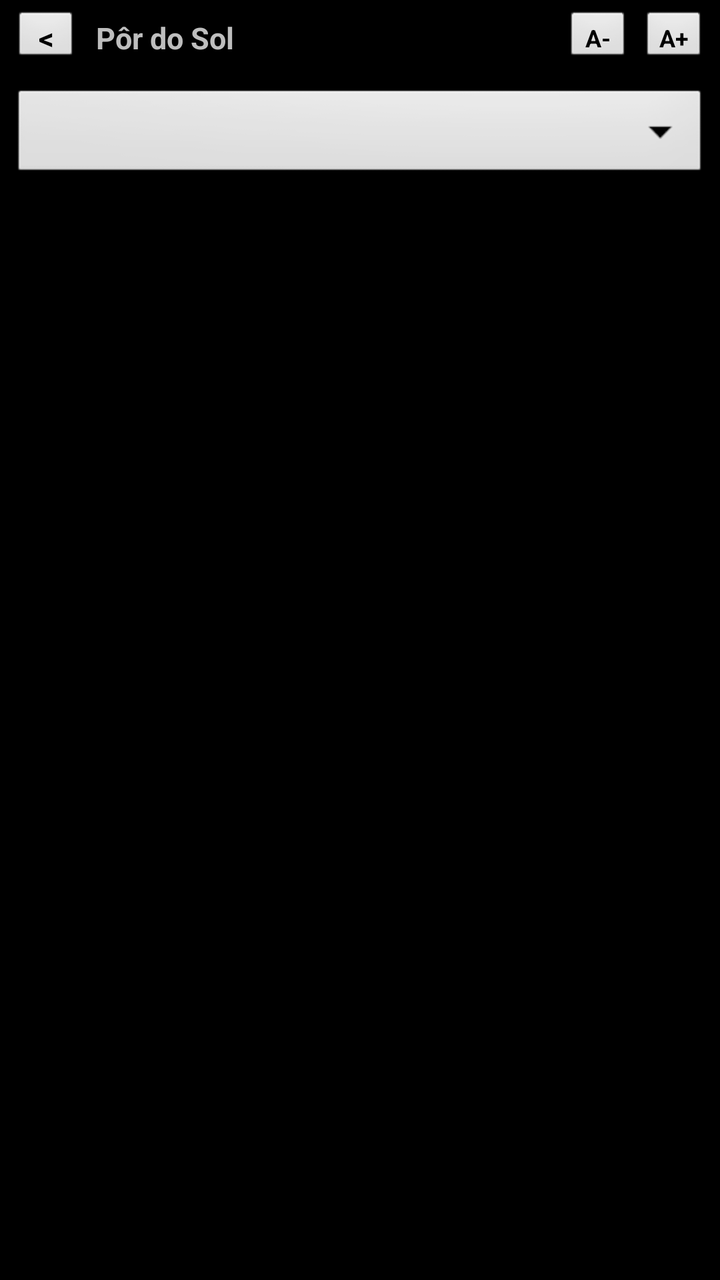
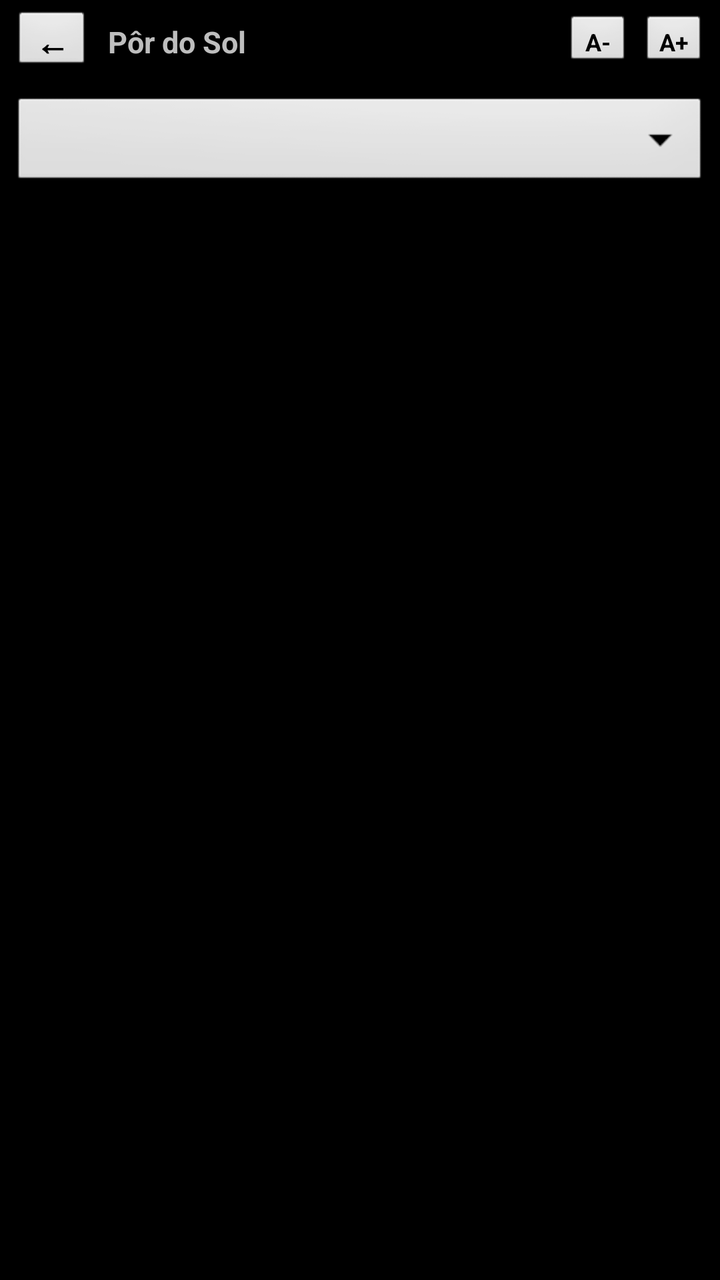

Screens rendered from an Android XML layout before and after an edit, with the pre-edit source and the edit as a unified diff.
<!-- AndroidManifest.xml: application theme android:Theme.Black.NoTitleBar -->
<!-- res/layout/activity_sunset.xml -->
<?xml version="1.0" encoding="utf-8"?>
<LinearLayout xmlns:android="http://schemas.android.com/apk/res/android"
    android:id="@+id/rootSunset"
    android:layout_width="fill_parent"
    android:layout_height="fill_parent"
    android:orientation="vertical">

    <LinearLayout
        android:id="@+id/topBar"
        android:layout_width="fill_parent"
        android:layout_height="38dp"
        android:gravity="center_vertical"
        android:orientation="horizontal"
        android:paddingLeft="6dp"
        android:paddingRight="6dp">

        <Button
            android:id="@+id/btnBack"
            android:layout_width="34dp"
            android:layout_height="28dp"
            android:padding="0dp"
            android:text="@string/btn_back"
            android:textSize="15sp"
            android:textStyle="bold" />

        <TextView
            android:id="@+id/txtTopTitle"
            android:layout_width="0dp"
            android:layout_height="wrap_content"
            android:layout_marginLeft="8dp"
            android:layout_weight="1"
            android:ellipsize="end"
            android:singleLine="true"
            android:text="@string/title_sunset"
            android:textSize="15sp"
            android:textStyle="bold" />

        <Button
            android:id="@+id/btnFontDown"
            android:layout_width="34dp"
            android:layout_height="28dp"
            android:layout_marginRight="4dp"
            android:padding="0dp"
            android:text="@string/btn_font_down"
            android:textSize="12sp"
            android:textStyle="bold" />

        <Button
            android:id="@+id/btnFontUp"
            android:layout_width="34dp"
            android:layout_height="28dp"
            android:padding="0dp"
            android:text="@string/btn_font_up"
            android:textSize="12sp"
            android:textStyle="bold" />
    </LinearLayout>

    <View
        android:id="@+id/topDivider"
        android:layout_width="fill_parent"
        android:layout_height="1dp" />

    <Spinner
        android:id="@+id/spinnerMeditations"
        android:layout_width="fill_parent"
        android:layout_height="wrap_content"
        android:layout_marginLeft="6dp"
        android:layout_marginTop="4dp"
        android:layout_marginRight="6dp" />

    <ScrollView
        android:id="@+id/scrollSunset"
        android:layout_width="fill_parent"
        android:layout_height="0dp"
        android:layout_weight="1">

        <LinearLayout
            android:layout_width="fill_parent"
            android:layout_height="wrap_content"
            android:orientation="vertical"
            android:paddingLeft="10dp"
            android:paddingTop="6dp"
            android:paddingRight="10dp"
            android:paddingBottom="16dp">

            <TextView
                android:id="@+id/txtSunsetBibleRefCard"
                android:layout_width="fill_parent"
                android:layout_height="wrap_content"
                android:layout_marginBottom="8dp"
                android:clickable="true"
                android:focusable="true"
                android:paddingLeft="10dp"
                android:paddingTop="7dp"
                android:paddingRight="10dp"
                android:paddingBottom="7dp"
                android:textSize="13sp"
                android:textStyle="bold"
                android:visibility="gone" />

            <TextView
                android:id="@+id/txtMeditationBody"
                android:layout_width="fill_parent"
                android:layout_height="wrap_content"
                android:lineSpacingMultiplier="1.3"
                android:textSize="16sp" />
        </LinearLayout>
    </ScrollView>

</LinearLayout>
<!-- resources referenced by this layout -->
<resources>
  <string name="btn_back">&lt;</string>
  <string name="btn_font_down">A-</string>
  <string name="btn_font_up">A+</string>
  <string name="title_sunset">Pôr do Sol</string>
</resources>

<!-- the commit's change to res/layout/activity_sunset.xml (unified diff, before → after) -->
@@ -8,7 +8,7 @@
     <LinearLayout
         android:id="@+id/topBar"
         android:layout_width="fill_parent"
-        android:layout_height="38dp"
+        android:layout_height="42dp"
         android:gravity="center_vertical"
         android:orientation="horizontal"
         android:paddingLeft="6dp"
@@ -16,11 +16,11 @@
 
         <Button
             android:id="@+id/btnBack"
-            android:layout_width="34dp"
-            android:layout_height="28dp"
+            android:layout_width="40dp"
+            android:layout_height="32dp"
             android:padding="0dp"
             android:text="@string/btn_back"
-            android:textSize="15sp"
+            android:textSize="17sp"
             android:textStyle="bold" />
 
         <TextView
<!-- resource entries referenced after the edit -->
@@ -1,6 +1,6 @@
 <!-- resources referenced by this layout -->
 <resources>
-  <string name="btn_back">&lt;</string>
+  <string name="btn_back">←</string>
   <string name="btn_font_down">A-</string>
   <string name="btn_font_up">A+</string>
   <string name="title_sunset">Pôr do Sol</string>
